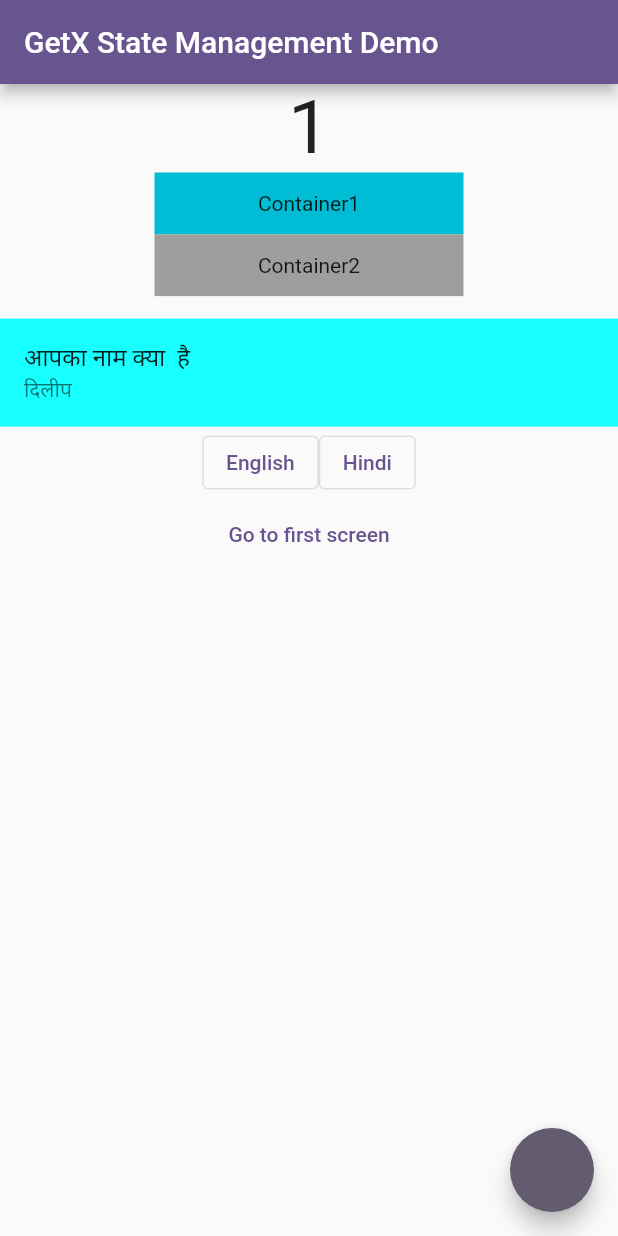
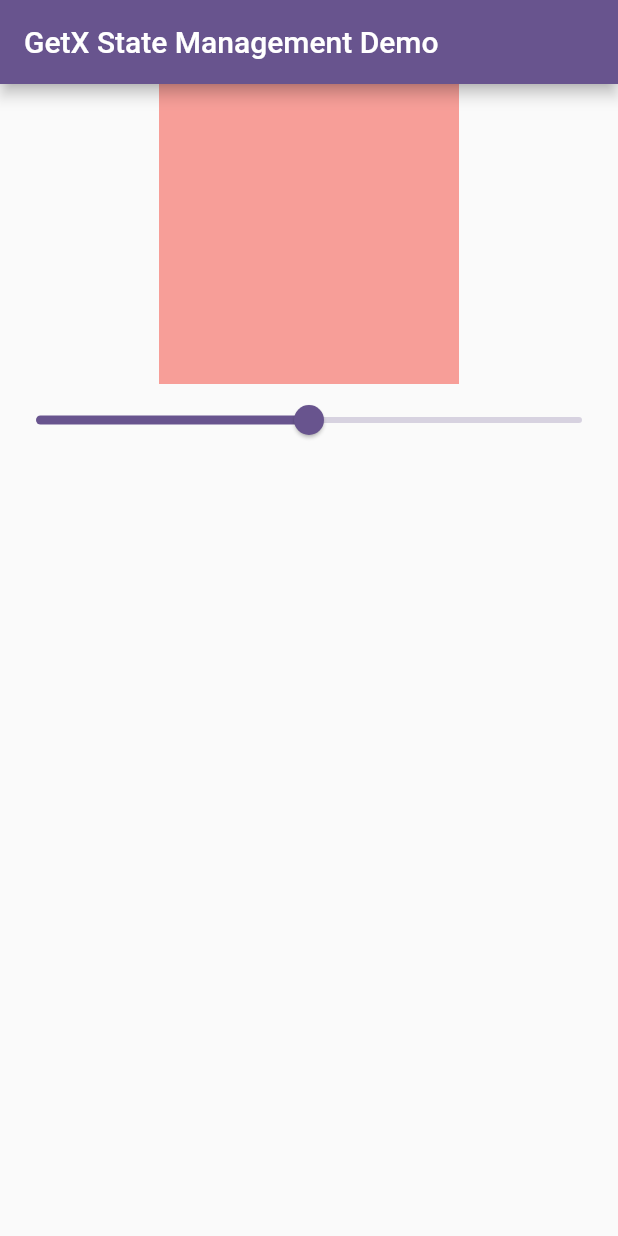
Before and after one commit to dilipwebs/getxstate, a Flutter app: the screen it shows after launch, on a phone screen of 412 x 824 dp. Run offline on Flutter 3.47's test engine with Material 3 defaults, Android fonts, the phone set to English and light mode, and no system bars; our stand-ins replace get, url_strategy.

Commit message:
getx example two

```diff
--- /dev/null
+++ b/lib/example_two.dart
@@ -0,0 +1,11 @@
+
+import 'package:get/get.dart';
+
+class ExampleTwoController extends GetxController{
+
+  RxDouble opacity = 0.5.obs;
+
+  setOpacity(double value){
+    opacity.value = value;
+  }
+}
--- a/lib/home_screen.dart
+++ b/lib/home_screen.dart
@@ -3,35 +3,26 @@ import 'dart:async';
 import 'package:flutter/material.dart';
 import 'package:get/get.dart';
 import 'package:getstate/counter_controller.dart';
+import 'package:getstate/example_two.dart';
 
 class HomeScreen extends StatefulWidget {
-  const HomeScreen({Key? key}) : super(key: key);
+  const HomeScreen({super.key});
 
   @override
   State<HomeScreen> createState() => _HomeScreenState();
 }
 
 class _HomeScreenState extends State<HomeScreen> {
-  final CounterController counterObj = Get.put(CounterController());
-
-  int count = 0;
+  ExampleTwoController exampleTwoController = Get.put(ExampleTwoController());
 
   @override
   void initState() {
     super.initState();
-    /*Timer.periodic(Duration(seconds: 1), (timer) {
-      count++;
-      setState(() {
-
-      });
-    }); default state management rebuild the whole scaffold everytime which cost to RAM*/
   }
 
   @override
   Widget build(BuildContext context) {
     print('Rebuild');
-    final height = MediaQuery.of(context).size.height;
-    final width = MediaQuery.of(context).size.width;
 
     return Scaffold(
       appBar: AppBar(
@@ -40,93 +31,22 @@ class _HomeScreenState extends State<HomeScreen> {
           textAlign: TextAlign.center,
         ),
       ),
-      floatingActionButton: FloatingActionButton(
-        onPressed: () {
-          /*setState(() {
-            count++;
-          });*/
-          counterObj.incrementCounter();
-        },
-      ),
       body: SingleChildScrollView(
         child: Column(
-          crossAxisAlignment: CrossAxisAlignment.center,
           children: [
-            Center(
-              child: Obx(() => Text(
-                counterObj.counter.toString(),
-                style: const TextStyle(fontSize: 50),
-              )),
-            ),
-
-            Container(
-              height: height * 0.05,
-              width: width * 0.5,
-              color: Colors.cyan,
-              child: const Center(
-                child: Text('Container1'),
+            Obx(
+              () => Container(
+                width: 200,
+                height: 200,
+                color:
+                    Colors.red.withOpacity(exampleTwoController.opacity.value),
               ),
             ),
-            Container(
-              height: Get.height * 0.05,
-              width: Get.width * 0.5,
-              color: Colors.grey,
-              child: const Center(
-                child: Text('Container2'),
-              ),
-            ),
-            const SizedBox(
-              height: 15,
-            ),
-            Center(
-              child: ListTile(
-                tileColor: Colors.cyanAccent,
-                title: Text('message'.tr),
-                subtitle: Text('name'.tr),
-              ),
-            ),
-            Row(
-              mainAxisAlignment: MainAxisAlignment.center,
-              children: [
-                OutlinedButton(
-                  onPressed: () {
-                    Get.updateLocale(Locale('en', 'US'));
-                  },
-                  child: Text('English'),
-                ),
-                OutlinedButton(
-                  onPressed: () {
-                    Get.updateLocale(Locale('hi', 'IN'));
-                  },
-                  child: Text('Hindi'),
-                ),
-              ],
-            ),
-            Center(
-              child: TextButton(
-                onPressed: () {
-                  /*Navigator.push(
-                    context,
-                    MaterialPageRoute(builder: (context) => ScreenOne()),
-                  );*/
-                  Get.toNamed('/first-screen',
-                      arguments: ['Dilip Hignwe', 'My name']);
-                },
-                child: const Text('Go to first screen'),
-              ),
-            ),
-
-            /* Center(
-              child: Text(count.toString()),
-            ),
-           Expanded(
-                child: ListView.builder(
-                    itemCount: 1000,
-                    itemBuilder: (context, index) {
-                      return ListTile(
-                        title: Text(index.toString()),
-                      );
-                    })),*/
+            Obx(() => Slider(
+                value: exampleTwoController.opacity.value,
+                onChanged: (value) {
+                  exampleTwoController.setOpacity(value);
+                }))
           ],
         ),
       ),
```
